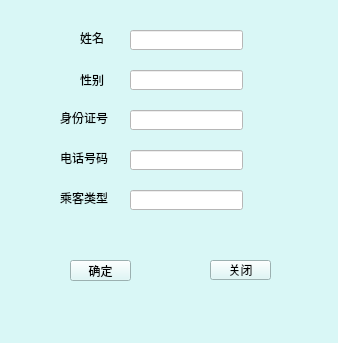
First picture: the form in 8_20/add_passenger.ui, repository shitBob/keshe, before the edit.
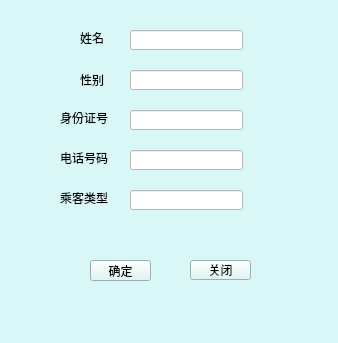
Second picture: the form after the edit. Icons and pictures are not drawn.

```diff
--- a/8_20/add_passenger.ui
+++ b/8_20/add_passenger.ui
@@ -48,7 +48,7 @@
   <widget class="QPushButton" name="pushButton">
    <property name="geometry">
     <rect>
-     <x>70</x>
+     <x>90</x>
      <y>260</y>
      <width>61</width>
      <height>21</height>
@@ -64,7 +64,7 @@
   <widget class="QPushButton" name="pushButton_2">
    <property name="geometry">
     <rect>
-     <x>210</x>
+     <x>190</x>
      <y>260</y>
      <width>61</width>
      <height>20</height>
```
